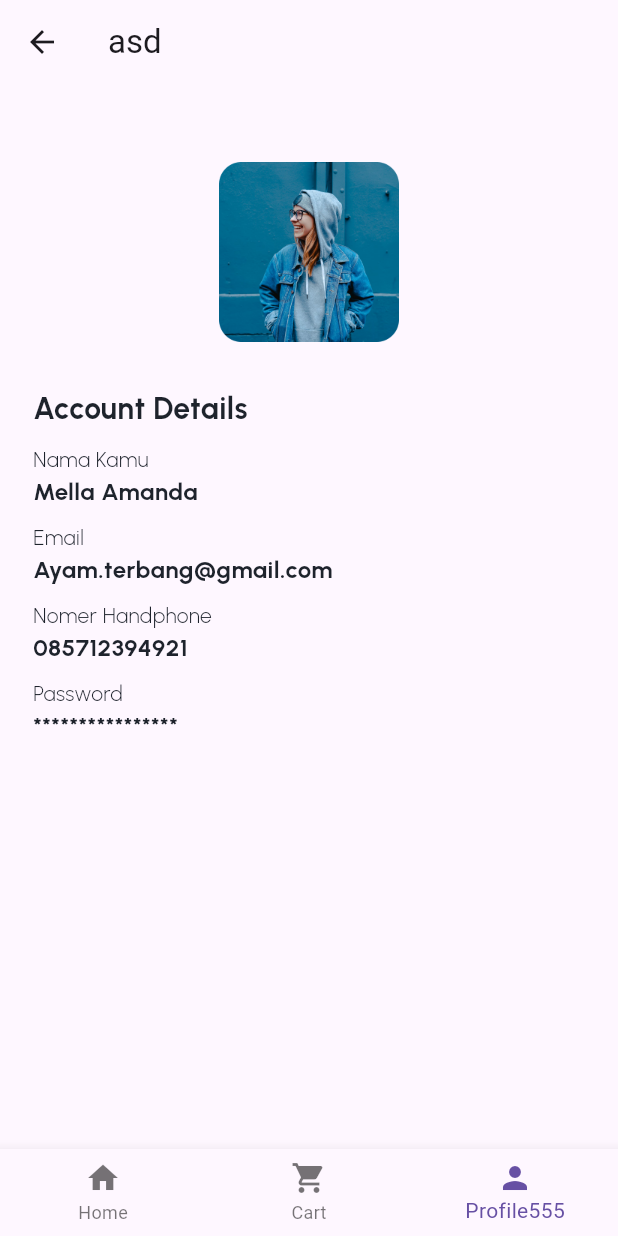
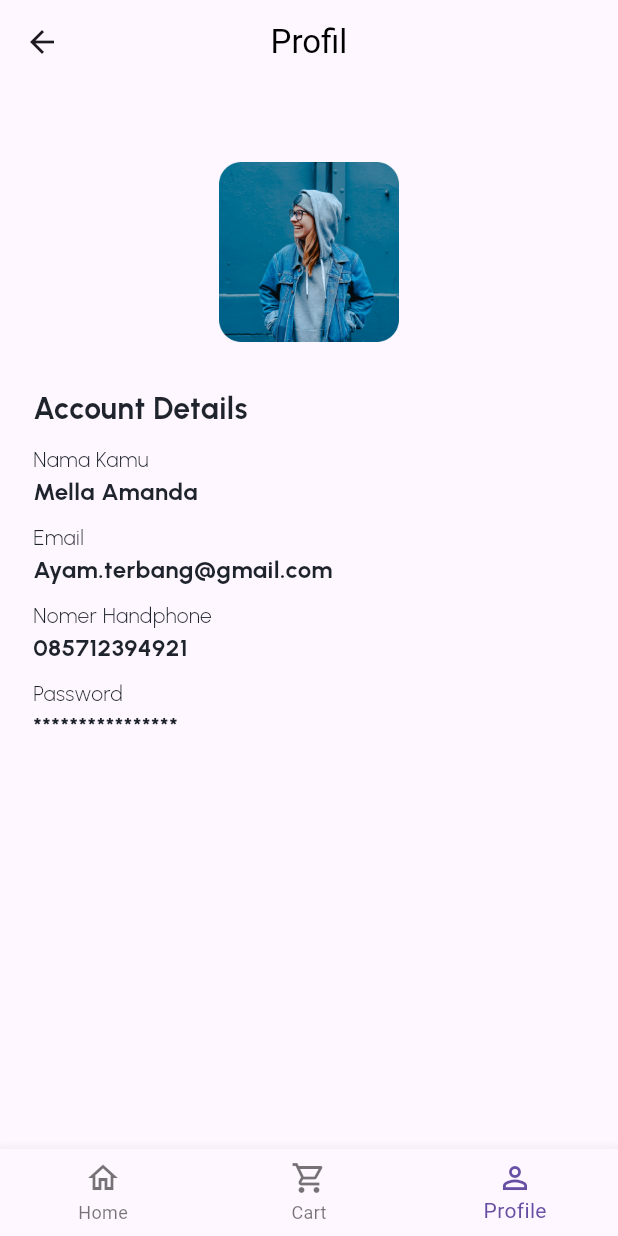
Before and after one commit to adiyuda46/rent, a Flutter app: the MyBottomNavigationBar screen opened by its route, item 3 of the bottom bar chosen, on a phone screen of 412 x 824 dp. Run offline on Flutter 3.47's test engine with Material 3 defaults, Android fonts, the phone set to English and light mode, and no system bars; our stand-ins replace firebase_core, google_fonts; accounts and stored records are empty; network calls fail.

```diff
--- a/lib/shared.dart/dummy_data.dart
+++ b/lib/shared.dart/dummy_data.dart
@@ -15,12 +15,13 @@ List<Category> dummyCategories = [
     id: "id_carrier",
     title: "Carrier",
     images:
-        "https://www.static-src.com/wcsstore/Indraprastha/images/catalog/full//93/MTA-10249841/consina_flash_sale----_carrier_consina_alpine_55_liter_-_tas_gunung_consina_alpine_original__full04_o6jz0kuy.jpg",
+    "https://www.bhinneka.com/blog/wp-content/uploads/2022/09/Rekomendasi-Tas-Gunung-Terbaik-Eiger-Eliptic-Solaris-500x500.jpg"
+        //"https://www.static-src.com/wcsstore/Indraprastha/images/catalog/full//93/MTA-10249841/consina_flash_sale----_carrier_consina_alpine_55_liter_-_tas_gunung_consina_alpine_original__full04_o6jz0kuy.jpg",
   ),
   Category(
     id: "id_shoe",
     title: "Shoe",
-    images: "https://s2.bukalapak.com/img/75897385003/s-330-330/data.jpeg.webp",
+    images: "https://encrypted-tbn0.gstatic.com/images?q=tbn:ANd9GcTNYijhdXFejHu7dcwSoJjAB__ENsaHnVNPlQ&usqp=CAU",
   ),
   Category(
     id: "id_jacket",
--- a/lib/ui/page/ForgetPassword.dart
+++ b/lib/ui/page/ForgetPassword.dart
@@ -7,7 +7,7 @@ class ForgetPass extends StatelessWidget {
   @override
   Widget build(BuildContext context) {
     return Scaffold(
-      appBar: AppBar(title: Text("testing")
+      appBar: AppBar(title: Text("Forget Password")
       ,),
     body: Padding(
         padding: const EdgeInsets.all(22.0),
--- a/lib/ui/page/cart.dart
+++ b/lib/ui/page/cart.dart
@@ -331,8 +331,10 @@ class Cart extends StatelessWidget {
 
     return Scaffold(
       appBar: AppBar(
+        backgroundColor: Colors.transparent,
+        elevation: 0,
         centerTitle: true,
-        title: Text('My Cart'),
+        title: Text('My Cart',style: TextStyle(color: Colors.black),),
       ),
       body: SafeArea(
         child: ListView(
--- a/lib/ui/page/profile.dart
+++ b/lib/ui/page/profile.dart
@@ -5,11 +5,15 @@ import 'package:rent/ui/widget/enter.dart';
 class ProfilePageV2 extends StatelessWidget {
   const ProfilePageV2({super.key});
 
+
   @override
   Widget build(BuildContext context) {
     return Scaffold(
       appBar: AppBar(
-        title: Text('asd'),
+        backgroundColor: Colors.transparent,
+        elevation: 0,
+        centerTitle: true,
+        title: Text('Profil',style: TextStyle(color: Colors.black),),
       ),
       body: Padding(
         padding: const EdgeInsets.all(22.0),
@@ -27,7 +31,7 @@ class ProfilePageV2 extends StatelessWidget {
               )
             ),
            ),
-           Enter(enter: 30),
+           const Enter(enter: 30),
            Text('Account Details', style: textFont20),
            Enter(enter: 9),
            Text('Nama Kamu', style: textFont14),
--- a/lib/ui/widget/buttomNavBar.dart
+++ b/lib/ui/widget/buttomNavBar.dart
@@ -36,16 +36,16 @@ class _MyBottomNavigationBarState extends State<MyBottomNavigationBar> {
         onTap: _onTabTapped,
         items: [
           BottomNavigationBarItem(
-            icon: Icon(Icons.home),
+            icon: Icon(Icons.home_outlined),
             label: 'Home',
           ),
           BottomNavigationBarItem(
-            icon: Icon(Icons.shopping_cart),
+            icon: Icon(Icons.shopping_cart_outlined),
             label: 'Cart',
           ),
           BottomNavigationBarItem(
-            icon: Icon(Icons.person),
-            label: 'Profile555',
+            icon: Icon(Icons.person_outline),
+            label: 'Profile',
           ),
         ],
       ),
--- a/lib/ui/widget/listItem.dart
+++ b/lib/ui/widget/listItem.dart
@@ -13,18 +13,18 @@ class _ListItemState extends State<ListItem> {
 
   @override
   Widget build(BuildContext context) {
-    Map<String, dynamic> argsRecipe =
+    Map<String, dynamic> argsEquipment =
         ModalRoute.of(context)!.settings.arguments as Map<String, dynamic>;
 
     List<Equipment> filterEquipment = dummyEquipment.where((equipment) {
-      return equipment.category.contains(argsRecipe['id']);
+      return equipment.category.contains(argsEquipment['id']);
     }).toList();
 
     return Scaffold(
       backgroundColor: Colors.grey.shade200,
       appBar: AppBar(
         title: Text(
-          argsRecipe["title"],
+          argsEquipment["title"],
           style: TextStyle(color: Colors.black, fontSize: 30),
         ),
         iconTheme: IconThemeData(color: Colors.black),
--- a/pubspec.yaml
+++ b/pubspec.yaml
@@ -30,6 +30,10 @@ environment:
 dependencies:
   flutter:
     sdk: flutter
+  firebase_auth: ^4.15.3
+  firebase_core: ^2.24.2
+  cloud_firestore: ^4.13.6
+  firebase_storage: ^11.5.6
 
 
   # The following adds the Cupertino Icons font to your application.
```
Also changed, not shown: lib/main.dart (+7 -1 lines), lib/ui/page/welcome.dart (+7 -6 lines), lib/firebase_options.dart (added), pubspec.lock, 8 other files.
